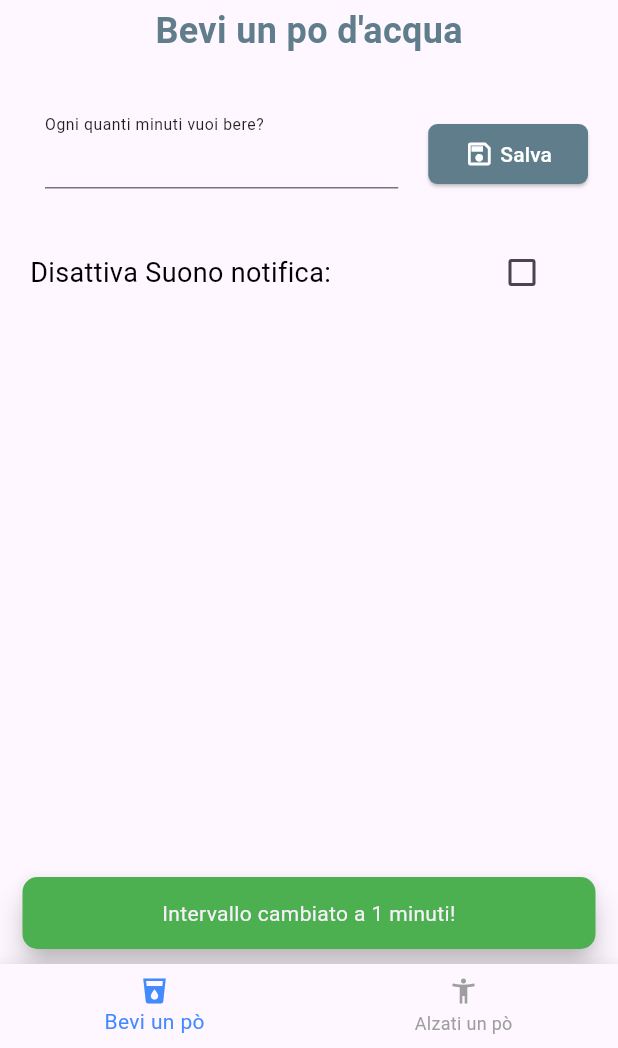
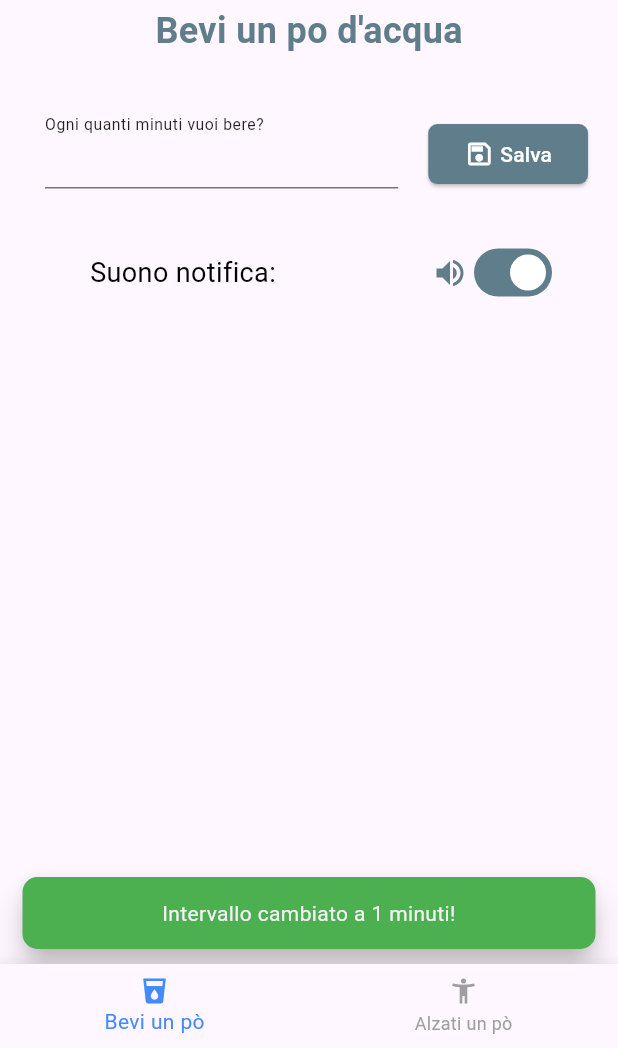
Before and after one commit to morenoboasso/MemoHydrate, a Flutter app: the screen it shows after launch, after a tap on "Salva", on a phone screen of 412 x 824 dp, the part 188-1236 px from its top. Run offline on Flutter 3.47's test engine with Material 3 defaults, Android fonts, the light colour scheme and no system bars; our stand-ins replace flutter_local_notifications, permission_handler, shared_preferences; missing offline and left inert: parallax_rain.

Commit message:
Added disable notification sound
-removed for now IOs support

```diff
--- a/lib/main.dart
+++ b/lib/main.dart
@@ -8,14 +8,14 @@
 
 void main() {
   WidgetsFlutterBinding.ensureInitialized();
-  NotificationService(isSilentNotification: false).initNotification();
+  NotificationService().initNotification();
   runApp(const MaterialApp(
     home: SplashScreen(),
   ));
 }
 
 class MyTabs extends StatefulWidget {
-  const MyTabs({Key? key}) : super(key: key);
+  const MyTabs({super.key});
 
   @override
   _MyTabsState createState() => _MyTabsState();
--- a/lib/modules/splashscreen.dart
+++ b/lib/modules/splashscreen.dart
@@ -17,7 +17,7 @@ class _SplashScreenState extends State<SplashScreen> {
   @override
   void initState() {
     super.initState();
-    Timer(const Duration(seconds: 5), () {
+    Timer(const Duration(seconds: 1), () {
       Navigator.of(context).pushReplacement(MaterialPageRoute(
         builder: (context) => const MyTabs(),
       ));
--- a/lib/styles/assets_manager.dart
+++ b/lib/styles/assets_manager.dart
@@ -1,4 +1,6 @@
 class AssetsHD {
   static const background = "assets/bg_mh.jpg";
   static const logo = "assets/logo_mh.png";
+  static const silent = "assets/silent.mp3";
+  static const glass = "assets/glass.mp3";
 }
--- a/lib/tabs/bevi_tab.dart
+++ b/lib/tabs/bevi_tab.dart
@@ -13,10 +13,11 @@ class BeviTab extends StatefulWidget {
 
 class _BeviTabState extends State<BeviTab> {
   int intervalloNotificheBere = 2; // Default value
-  bool isSilent = false;
   final NotificationService notificationService;
 
-  _BeviTabState() : notificationService = NotificationService(isSilentNotification: false);
+  bool notificationSound = true;
+
+  _BeviTabState() : notificationService = NotificationService();
 
   @override
   void initState() {
@@ -41,13 +42,13 @@ class _BeviTabState extends State<BeviTab> {
   Future<void> _saveInterval(int interval) async {
     final prefs = await SharedPreferences.getInstance();
     await prefs.setInt('notificationInterval', interval);
-    print('[MORENO]Saved to shared prefs: $interval minute/s');
+    print('[MORENO BEVI_TAB]Saved to shared prefs: $interval minute/s');
   }
 
   void _startNotificationLoop() {
     // Start the notification loop with the specified interval
-    notificationService.startNotificationLoop(intervalloNotificheBere);
-    print('[MORENO]Notification interval for drinking: $intervalloNotificheBere minute/s');
+    notificationService.startNotificationLoop(intervalloNotificheBere, notificationSound);
+    print('[MORENO BEVI_TAB]Notification interval for drinking: $intervalloNotificheBere minute/s');
   }
 
   @override
@@ -84,21 +85,21 @@ class _BeviTabState extends State<BeviTab> {
             onIntervalChanged: (value) {
               setState(() {
                 intervalloNotificheBere = int.tryParse(value) ?? 0;
-                print('[MORENO] Interval value changed to: $intervalloNotificheBere minute/s');
+                print(
+                    '[MORENO BEVI_TAB]Interval value changed to: $intervalloNotificheBere minute/s');
               });
             },
             onSavePressed: () async {
               // Stop the existing notification loop
               notificationService.stopNotificationLoop();
-              print('[MORENO] You stopped the previous interval');
+              print('[MORENO BEVI_TAB]You stopped the previous interval');
 
-              // Start a new loop with the specified interval
+              // Start a new loop with the specified interval and sound state
               _startNotificationLoop();
-              print('[MORENO]Notification interval for drinking: $intervalloNotificheBere minute/s');
 
               // Save the new interval
               await _saveInterval(intervalloNotificheBere);
-              print('[MORENO] Interval saved: $intervalloNotificheBere minute/s');
+              print('[MORENO BEVI_TAB]Interval saved: $intervalloNotificheBere minute/s');
 
               // Chiudi la tastiera
               FocusManager.instance.primaryFocus?.unfocus();
@@ -106,30 +107,53 @@ class _BeviTabState extends State<BeviTab> {
             labelText: 'Ogni quanti minuti vuoi bere?',
           ),
           Padding(
-            padding: const EdgeInsets.only(top: 30, left: 20, right: 40),
+            padding: const EdgeInsets.only(top: 30, left: 60, right: 40),
             child: Row(
               mainAxisAlignment: MainAxisAlignment.spaceBetween,
               children: [
                 const Text(
-                  'Disattiva Suono notifica:',
+                  'Suono notifica:',
                   style: TextStyle(
                     fontSize: 18,
                     color: Colors.black,
                   ),
                 ),
-                Checkbox(
-                  activeColor: Colors.blueGrey,
-                  splashRadius: 0,
-                  checkColor: Colors.white,
-                  value: isSilent,
-                  onChanged: (value) {
-                    setState(() {
-                      notificationService.stopNotificationLoop();
-                      isSilent = value ?? false; // Set isSilent to true if value is true, otherwise set it to false
-                      print('[MORENO] Silent mode set to: $isSilent');
-                      _startNotificationLoop();
-                    });
-                  },
+                Row(
+                  children: [
+                    Icon(
+                      notificationSound ? Icons.volume_up : Icons.volume_off,
+                      color: notificationSound ? Colors.blueGrey : Colors.grey,
+                    ),
+                    Switch(
+                      activeTrackColor: Colors.blueGrey,
+                      value: notificationSound,
+                      inactiveTrackColor: Colors.grey,
+                      inactiveThumbColor: Colors.white,
+                      thumbColor: MaterialStateProperty.resolveWith<Color>(
+                            (Set<MaterialState> states) {
+                          if (states.contains(MaterialState.dragged)) {
+                            return Colors.blueGrey;
+                          }
+                          return notificationSound ? Colors.white : Colors.white;
+                        },
+                      ),
+                      onChanged: (value) {
+                        setState(() {
+                          notificationSound = value;
+                        });
+
+                        // Stop the existing notification loop
+                        notificationService.stopNotificationLoop();
+                        print('[MORENO BEVI_TAB]You stopped the previous interval');
+
+                        // Start a new loop with the specified interval and sound state
+                        _startNotificationLoop();
+                        print('[MORENO BEVI_TAB]Notification interval for drinking: $intervalloNotificheBere minute/s');
+
+                        print('[MORENO BEVI_TAB] Sound notification is ${notificationSound ? 'enabled' : 'disabled'}');
+                      },
+                    ),
+                  ],
                 ),
               ],
             ),
--- a/pubspec.yaml
+++ b/pubspec.yaml
@@ -66,6 +66,10 @@ flutter:
 
   assets:
     - assets/
+    - assets/silent.mp3
+    - assets/glass.mp3
+
+
 
   # An image asset can refer to one or more resolution-specific "variants", see
   # https://flutter.dev/assets-and-images/#resolution-aware
```
Also changed, not shown: lib/notifiche/bere_notifiche.dart (+25 -22 lines), 4 other files.
